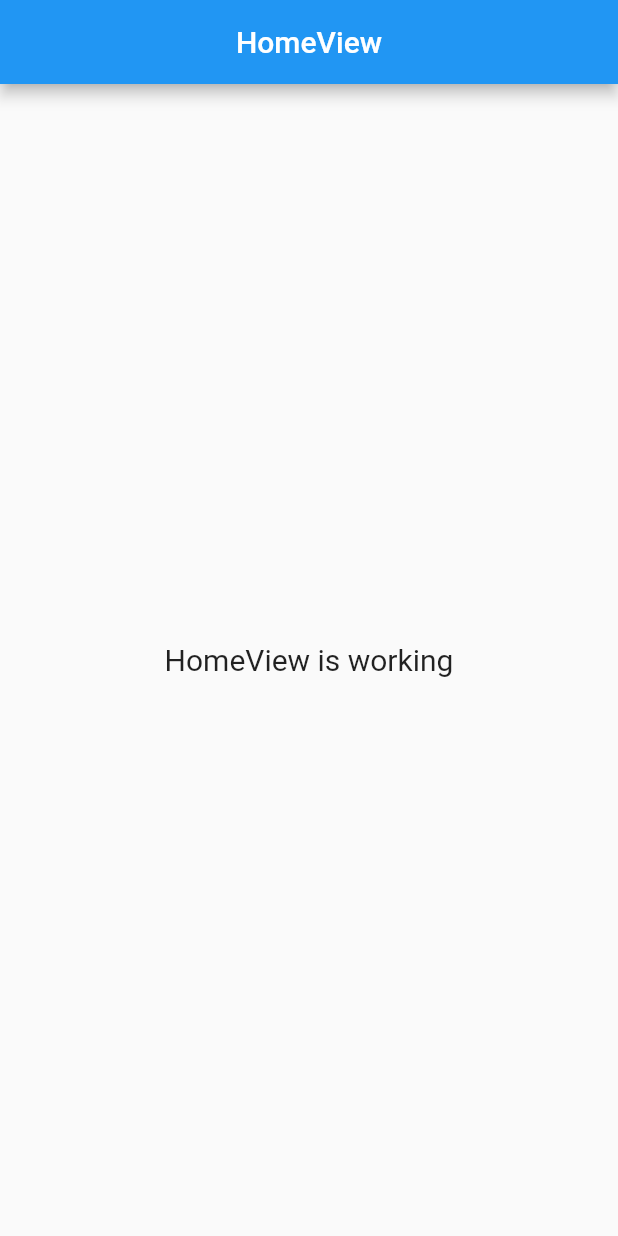
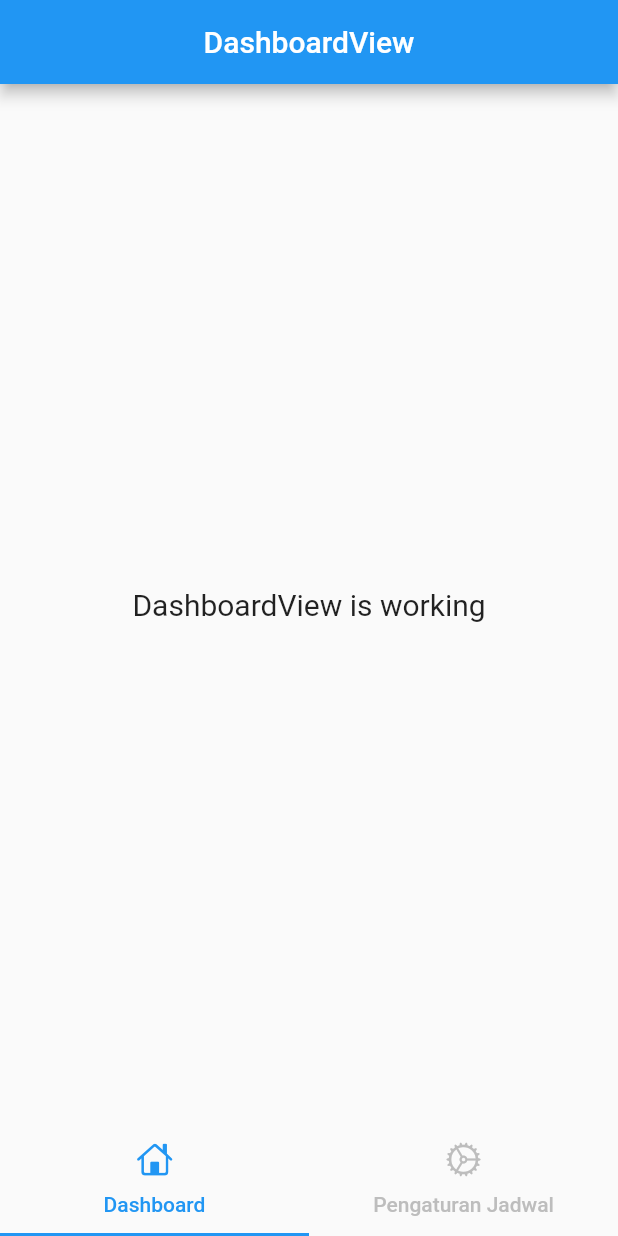
Before and after one commit to hex4coder/bellsmkncampalagian, a Flutter app: the screen it shows after launch, on a phone screen of 412 x 824 dp. Run offline on Flutter 3.47's test engine with Material 2 defaults, Android fonts, the phone set to English and light mode, and no system bars; our stand-ins replace get.

Commit message:
penambahan struktur tampilan dan model jadwal

```diff
--- /dev/null
+++ b/lib/app/controllers/bell_controller.dart
@@ -0,0 +1,10 @@
+import 'package:bellsmkncampalagian/app/data/jadwal_model.dart';
+import 'package:get/get.dart';
+
+class BellController extends GetxController {
+  final _listJadwal = <Jadwal>[].obs;
+  final _isLoading = false.obs;
+
+  bool get isLoading => _isLoading.value;
+  List<Jadwal> get listJadwal => _listJadwal;
+}
--- /dev/null
+++ b/lib/app/data/jadwal.json
@@ -0,0 +1,5 @@
+{
+  "hari": "senin",
+  "jamke": 1,
+  "waktu": "09:30"
+}
--- /dev/null
+++ b/lib/app/data/jadwal_model.dart
@@ -0,0 +1,39 @@
+// ignore_for_file: constant_identifier_names
+
+enum TipeWaktu {
+  PELAJAR_PANCASILA,
+  JAMKE_1,
+  JAMKE_2,
+  JAMKE_3,
+  JAMKE_4,
+  JAM_ISTIRAHAT1,
+  JAMKE_5,
+  JAMKE_6,
+  JAMKE_7,
+  JAM_ISTIRAHAT2,
+  JAMKE_8,
+  JAMKE_9,
+  JAM_PULANG
+}
+
+class Jadwal {
+  String? hari;
+  TipeWaktu? jamke;
+  String? waktu;
+
+  Jadwal({this.hari, this.jamke, this.waktu});
+
+  Jadwal.fromJson(Map<String, dynamic> json) {
+    hari = json['hari'];
+    jamke = json['jamke'];
+    waktu = json['waktu'];
+  }
+
+  Map<String, dynamic> toJson() {
+    final data = <String, dynamic>{};
+    data['hari'] = hari;
+    data['jamke'] = jamke ?? TipeWaktu.PELAJAR_PANCASILA;
+    data['waktu'] = waktu;
+    return data;
+  }
+}
--- /dev/null
+++ b/lib/app/modules/dashboard/views/dashboard_view.dart
@@ -0,0 +1,24 @@
+import 'package:flutter/material.dart';
+
+import 'package:get/get.dart';
+
+import '../controllers/dashboard_controller.dart';
+
+class DashboardView extends GetView<DashboardController> {
+  const DashboardView({Key? key}) : super(key: key);
+  @override
+  Widget build(BuildContext context) {
+    return Scaffold(
+      appBar: AppBar(
+        title: const Text('DashboardView'),
+        centerTitle: true,
+      ),
+      body: Center(
+        child: Text(
+          'DashboardView is working',
+          style: TextStyle(fontSize: 20),
+        ),
+      ),
+    );
+  }
+}
--- a/lib/app/modules/home/controllers/home_controller.dart
+++ b/lib/app/modules/home/controllers/home_controller.dart
@@ -1,23 +1,14 @@
+import 'package:flutter/material.dart';
 import 'package:get/get.dart';
 
-class HomeController extends GetxController {
-  //TODO: Implement HomeController
 
-  final count = 0.obs;
+
+class HomeController extends GetxController with GetTickerProviderStateMixin {
+  late TabController tabController;
+
   @override
   void onInit() {
+    tabController = TabController(length: 2, vsync: this);
     super.onInit();
   }
-
-  @override
-  void onReady() {
-    super.onReady();
-  }
-
-  @override
-  void onClose() {
-    super.onClose();
-  }
-
-  void increment() => count.value++;
 }
--- a/lib/app/modules/home/views/home_view.dart
+++ b/lib/app/modules/home/views/home_view.dart
@@ -1,3 +1,6 @@
+import 'package:bellsmkncampalagian/app/modules/dashboard/views/dashboard_view.dart';
+import 'package:bellsmkncampalagian/app/modules/setjadwal/views/setjadwal_view.dart';
+import 'package:flutter/cupertino.dart';
 import 'package:flutter/material.dart';
 
 import 'package:get/get.dart';
@@ -9,16 +12,21 @@ class HomeView extends GetView<HomeController> {
   @override
   Widget build(BuildContext context) {
     return Scaffold(
-      appBar: AppBar(
-        title: const Text('HomeView'),
-        centerTitle: true,
+      body: TabBarView(
+        controller: controller.tabController,
+        children: const [
+          DashboardView(),
+          SetjadwalView(),
+        ],
       ),
-      body: Center(
-        child: Text(
-          'HomeView is working',
-          style: TextStyle(fontSize: 20),
-        ),
-      ),
+      bottomNavigationBar: TabBar(
+          controller: controller.tabController,
+          labelColor: Theme.of(context).primaryColor,
+          unselectedLabelColor: Colors.grey.shade400,
+          tabs: const [
+            Tab(icon: Icon(CupertinoIcons.home), text: 'Dashboard'),
+            Tab(icon: Icon(CupertinoIcons.settings), text: 'Pengaturan Jadwal'),
+          ]),
     );
   }
 }
--- a/lib/app/routes/app_pages.dart
+++ b/lib/app/routes/app_pages.dart
@@ -1,7 +1,11 @@
 import 'package:get/get.dart';
 
+import '../modules/dashboard/bindings/dashboard_binding.dart';
+import '../modules/dashboard/views/dashboard_view.dart';
 import '../modules/home/bindings/home_binding.dart';
 import '../modules/home/views/home_view.dart';
+import '../modules/setjadwal/bindings/setjadwal_binding.dart';
+import '../modules/setjadwal/views/setjadwal_view.dart';
 
 part 'app_routes.dart';
 
@@ -16,5 +20,15 @@ class AppPages {
       page: () => const HomeView(),
       binding: HomeBinding(),
     ),
+    GetPage(
+      name: _Paths.SETJADWAL,
+      page: () => const SetjadwalView(),
+      binding: SetjadwalBinding(),
+    ),
+    GetPage(
+      name: _Paths.DASHBOARD,
+      page: () => const DashboardView(),
+      binding: DashboardBinding(),
+    ),
   ];
 }
--- a/lib/app/routes/app_routes.dart
+++ b/lib/app/routes/app_routes.dart
@@ -4,9 +4,13 @@ part of 'app_pages.dart';
 abstract class Routes {
   Routes._();
   static const HOME = _Paths.HOME;
+  static const SETJADWAL = _Paths.SETJADWAL;
+  static const DASHBOARD = _Paths.DASHBOARD;
 }
 
 abstract class _Paths {
   _Paths._();
   static const HOME = '/home';
+  static const SETJADWAL = '/setjadwal';
+  static const DASHBOARD = '/dashboard';
 }
```
Also changed, not shown: lib/app/modules/dashboard/bindings/dashboard_binding.dart (added, +12 -0 lines), lib/app/modules/dashboard/controllers/dashboard_controller.dart (added, +23 -0 lines), lib/app/modules/setjadwal/bindings/setjadwal_binding.dart (added, +12 -0 lines), lib/app/modules/setjadwal/controllers/setjadwal_controller.dart (added, +23 -0 lines), lib/app/modules/setjadwal/views/setjadwal_view.dart (added, +24 -0 lines), pubspec.yaml (+6 -1 lines), pubspec.lock, 5 other files.
